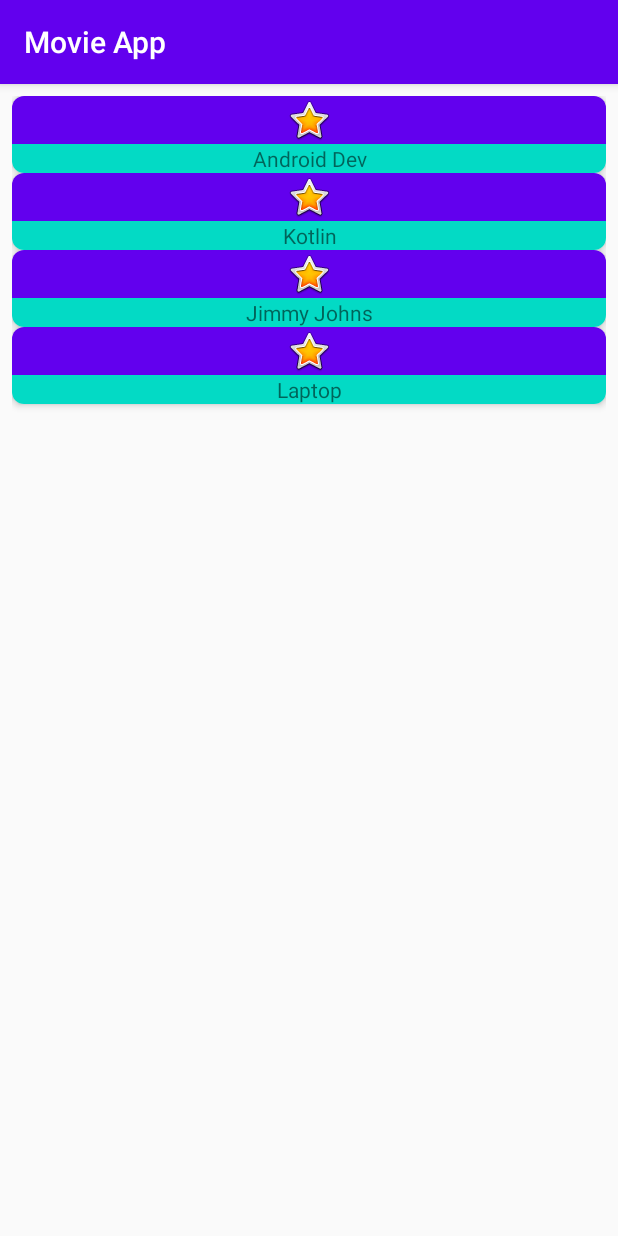
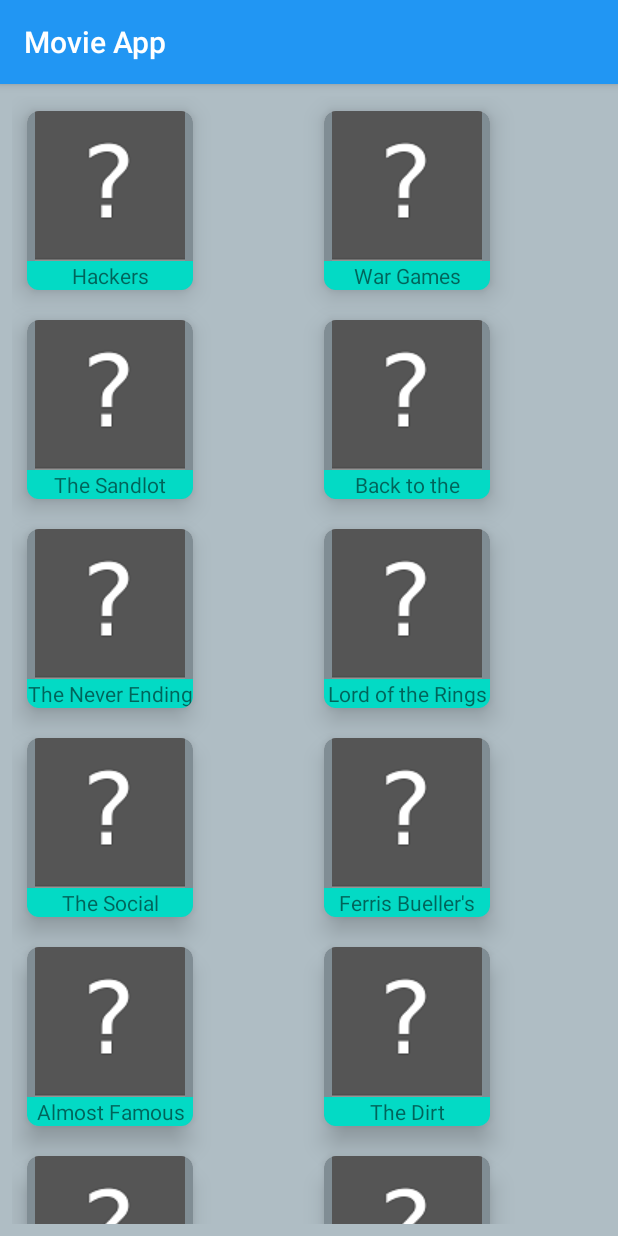
Before and after one commit to john-minney-iii/RW-BootCamp, an Android app: the screen it shows after launch (MainActivity), on a phone screen of 412 x 824 dp. Run offline under Robolectric (Android 15) with nearby library versions, the phone set to English and light mode, and no system bars; our stand-ins replace Picasso; pictures from the network do not load.

Commit message:
Added GridView and Pairs of Names and URLs I'm using Picasso to grab the pictures. Down on the row with 'God's Not Dead' and "TPOBWF" there is a bug there. I'll have to find a way to fix that later.

```diff
--- a/Week-4/MovieApp/app/build.gradle
+++ b/Week-4/MovieApp/app/build.gradle
@@ -25,6 +25,7 @@
 }
 
 dependencies {
+    implementation 'com.squareup.picasso:picasso:2.71828'
     implementation fileTree(dir: "libs", include: ["*.jar"])
     implementation "org.jetbrains.kotlin:kotlin-stdlib:$kotlin_version"
     implementation 'androidx.core:core-ktx:1.3.0'
--- a/Week-4/MovieApp/app/src/main/AndroidManifest.xml
+++ b/Week-4/MovieApp/app/src/main/AndroidManifest.xml
@@ -1,6 +1,8 @@
 <?xml version="1.0" encoding="utf-8"?>
 <manifest xmlns:android="http://schemas.android.com/apk/res/android"
     package="com.minneydev.movieapp">
+
+    <uses-permission android:name="android.permission.INTERNET"/>
 
     <application
         android:allowBackup="true"
--- a/Week-4/MovieApp/app/src/main/java/com/minneydev/movieapp/MainActivity.kt
+++ b/Week-4/MovieApp/app/src/main/java/com/minneydev/movieapp/MainActivity.kt
@@ -2,16 +2,21 @@
 
 import androidx.appcompat.app.AppCompatActivity
 import android.os.Bundle
-import androidx.recyclerview.widget.LinearLayoutManager
+import androidx.recyclerview.widget.GridLayoutManager
 import com.minneydev.movieapp.ui.MainAdapter
 import kotlinx.android.synthetic.main.activity_main.*
 
+//A few of the movies Jen put in hers are some of my favorites lol. I promise I didn't cheat
+
 class MainActivity : AppCompatActivity() {
+
+    private val spanCount = 2
+
     override fun onCreate(savedInstanceState: Bundle?) {
         super.onCreate(savedInstanceState)
         setContentView(R.layout.activity_main)
 
-        mainRecyclerView.layoutManager = LinearLayoutManager(this)
+        mainRecyclerView.layoutManager = GridLayoutManager(this, spanCount)
         mainRecyclerView.adapter = MainAdapter()
 
     }
--- a/Week-4/MovieApp/app/src/main/java/com/minneydev/movieapp/ui/MainAdapter.kt
+++ b/Week-4/MovieApp/app/src/main/java/com/minneydev/movieapp/ui/MainAdapter.kt
@@ -4,12 +4,27 @@
 import android.view.ViewGroup
 import androidx.recyclerview.widget.RecyclerView
 import com.minneydev.movieapp.R
+import com.squareup.picasso.Picasso
 
 class MainAdapter : RecyclerView.Adapter<MainViewHolder>() {
 
-    private val placeHolderStrings = arrayOf(
-        "Android Dev", "Kotlin", "Jimmy Johns", "Laptop"
+    private val movieNames = arrayOf(
+        Pair("Hackers", "https://fffmovieposters.com/wp-content/uploads/69090.jpg"),
+        Pair("War Games", "https://i5.walmartimages.com/asr/76aa356c-458d-489b-a7b1-489e73c85cfb_1.2188c20155f7a2077724d3ffaf93cf19.jpeg"),
+        Pair("The Sandlot", "https://images-na.ssl-images-amazon.com/images/I/71spjhASbtL._AC_SY879_.jpg"),
+        Pair("Back to the Future", "https://images-na.ssl-images-amazon.com/images/I/51FgX0ONoML._AC_.jpg"),
+        Pair("The Never Ending Story","https://images-na.ssl-images-amazon.com/images/I/51IullvU8gL._AC_.jpg"),
+        Pair("Lord of the Rings","https://images-na.ssl-images-amazon.com/images/I/51MpUFlkuFL._AC_.jpg"),
+        Pair("The Social Network","https://images-na.ssl-images-amazon.com/images/I/518zV7F39qL._AC_.jpg"),
+        Pair("Ferris Bueller's Day Off","https://images-na.ssl-images-amazon.com/images/I/81ZQOcEnGDL._AC_SY606_.jpg"),
+        Pair("Almost Famous","https://images-na.ssl-images-amazon.com/images/I/51Lr0ZuCtxL._AC_.jpg"),
+        Pair("The Dirt","https://i.ebayimg.com/images/g/8nMAAOSw-6BclDUV/s-l300.jpg"),
+        Pair("God's Not Dead","https://collegian.com/wp-content/uploads/2014/09/gods_not_dead_xlg.jpg"),
+        Pair("The Perks of Being a Wallflower","https://images-na.ssl-images-amazon.com/images/I/51VnN-M3ljL._AC_.jpg"),
+        Pair("Spiderman","https://images-na.ssl-images-amazon.com/images/I/A1CcbJfKqJL._AC_SY606_.jpg"),
+        Pair("Deadpool","https://images-na.ssl-images-amazon.com/images/I/51Gh9OaWVcL._AC_.jpg")
     )
+
 
     override fun onCreateViewHolder(parent: ViewGroup, viewType: Int): MainViewHolder {
         val view = LayoutInflater.from(parent.context)
@@ -18,11 +33,16 @@
     }
 
     override fun getItemCount(): Int {
-        return placeHolderStrings.size
+        return movieNames.size
     }
 
     override fun onBindViewHolder(holder: MainViewHolder, position: Int) {
-        holder.movieTitle.text = placeHolderStrings[position]
+        holder.movieTitle.text = movieNames[position].first
+        Picasso.get()
+            .load(movieNames[position].second)
+            .placeholder(R.drawable.image_placeholder)
+            .resize(339,500)
+            .into(holder.moviePoster)
     }
 
 }
--- a/Week-4/MovieApp/app/src/main/res/layout/activity_main.xml
+++ b/Week-4/MovieApp/app/src/main/res/layout/activity_main.xml
@@ -4,6 +4,7 @@
     xmlns:tools="http://schemas.android.com/tools"
     android:layout_width="match_parent"
     android:layout_height="match_parent"
+    android:background="@color/colorGrey"
     tools:context=".MainActivity">
 
     <androidx.recyclerview.widget.RecyclerView
--- a/Week-4/MovieApp/app/src/main/res/layout/main_card.xml
+++ b/Week-4/MovieApp/app/src/main/res/layout/main_card.xml
@@ -2,24 +2,29 @@
 <androidx.cardview.widget.CardView xmlns:android="http://schemas.android.com/apk/res/android"
     xmlns:app="http://schemas.android.com/apk/res-auto"
     android:id="@+id/movieCard"
-    android:layout_width="match_parent"
+    android:layout_width="wrap_content"
     android:layout_height="wrap_content"
+    android:layout_margin="@dimen/card_margin"
     app:cardCornerRadius="8dp"
-    app:cardElevation="3dp">
+    app:cardElevation="10dp">
 
     <LinearLayout
         android:id="@+id/move_card_linear_layout"
-        android:layout_width="match_parent"
+        android:layout_width="wrap_content"
         android:layout_height="wrap_content"
+        android:background="@color/colorGreyDark"
         android:gravity="center"
         android:orientation="vertical">
 
         <ImageView
             android:id="@+id/moviePoster"
-            android:layout_width="match_parent"
+            android:layout_width="wrap_content"
             android:layout_height="wrap_content"
             android:layout_gravity="center"
-            android:background="@color/colorPrimary"
+            android:layout_marginStart="@dimen/poster_margin"
+            android:layout_marginLeft="@dimen/poster_margin"
+            android:layout_marginEnd="@dimen/poster_margin"
+            android:layout_marginRight="@dimen/poster_margin"
             android:contentDescription="@string/poster"
             app:srcCompat="@android:drawable/btn_star_big_on" />
 
--- a/Week-4/MovieApp/app/src/main/res/values/colors.xml
+++ b/Week-4/MovieApp/app/src/main/res/values/colors.xml
@@ -1,6 +1,11 @@
 <?xml version="1.0" encoding="utf-8"?>
 <resources>
-    <color name="colorPrimary">#6200EE</color>
-    <color name="colorPrimaryDark">#3700B3</color>
+    <color name="colorPrimary">#2196F3</color>
+    <color name="colorPrimaryDark">#0069C0</color>
+    <color name="colorPrimaryLight">#6EC6FF</color>
     <color name="colorAccent">#03DAC5</color>
+
+    <color name="colorGrey">#AFBDC4</color>
+    <color name="colorGreyDark">#808D94</color>
+    <color name="colorGreyLight">#E1EFF7</color>
 </resources>
--- a/Week-4/MovieApp/app/src/main/res/values/dimens.xml
+++ b/Week-4/MovieApp/app/src/main/res/values/dimens.xml
@@ -1,5 +1,6 @@
 <?xml version="1.0" encoding="utf-8"?>
 <resources>
     <dimen name="recycler_view_margin">8dp</dimen>
-
+    <dimen name="card_margin">10dp</dimen>
+    <dimen name="poster_margin">5dp</dimen>
 </resources>
```
Also changed, not shown: Week-4/MovieApp/app/src/main/res/drawable/image_placeholder.png (added).
